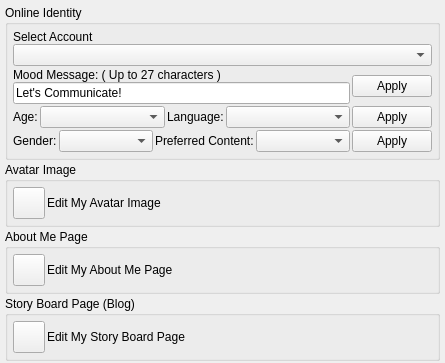
This is GoTvApps/GoTvCommon/Forms/AppletUserIdentity.ui in brettrjones-github/nolimitconnect as Qt 5 draws it before an edit; both pictures show x 0 to 445 and y 0 to 363 of the 445 by 686 pixel window. The edited form follows.
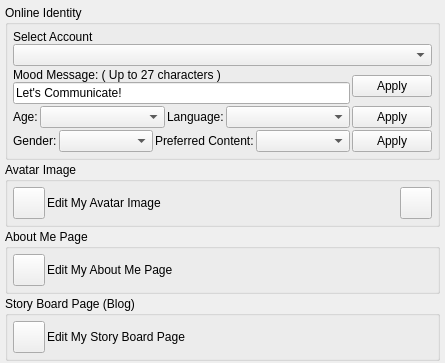
This is the edited form. Custom widgets are drawn as their Qt base class.

What changed in the file:
```diff
--- a/GoTvApps/GoTvCommon/Forms/AppletUserIdentity.ui
+++ b/GoTvApps/GoTvCommon/Forms/AppletUserIdentity.ui
@@ -267,6 +267,31 @@
         </property>
        </widget>
       </item>
+      <item>
+       <widget class="VxPushButton" name="m_AvatarImageButton">
+        <property name="sizePolicy">
+         <sizepolicy hsizetype="Fixed" vsizetype="Fixed">
+          <horstretch>0</horstretch>
+          <verstretch>0</verstretch>
+         </sizepolicy>
+        </property>
+        <property name="minimumSize">
+         <size>
+          <width>32</width>
+          <height>32</height>
+         </size>
+        </property>
+        <property name="maximumSize">
+         <size>
+          <width>32</width>
+          <height>32</height>
+         </size>
+        </property>
+        <property name="text">
+         <string notr="true"/>
+        </property>
+       </widget>
+      </item>
      </layout>
     </widget>
    </item>
```
Left out of the diff: 2 changed lines with no effect on the pictures.
